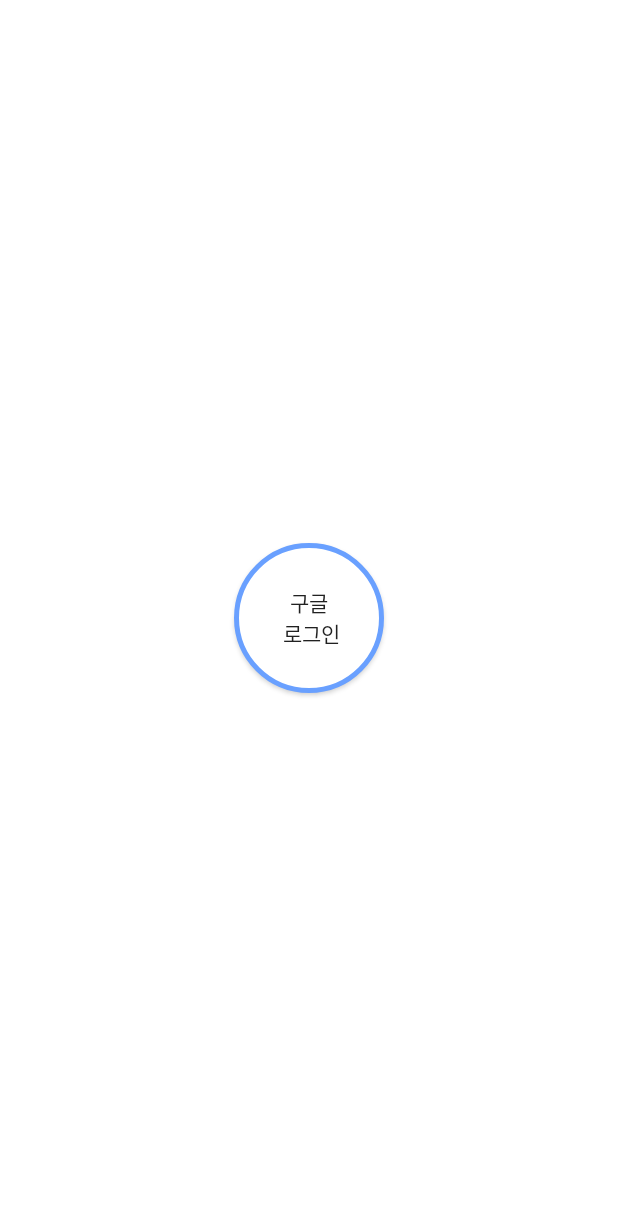
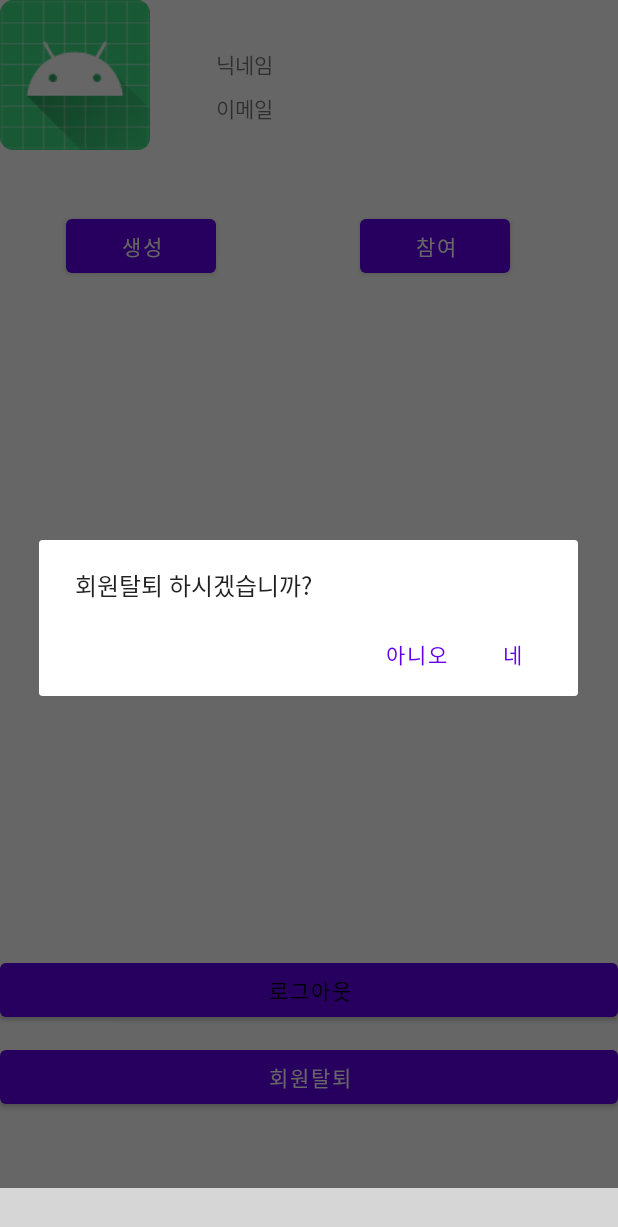
Before and after one commit to kookmin-sw/capstone-2021-36, an Android app: the fragment NotificationsFragment placed in its activity, after a tap on "회원탈퇴", on a phone screen of 412 x 824 dp. Shown: the top 1227 px of the screen. Run offline under Robolectric (Android 15) with nearby library versions, the phone set to English and light mode, and no system bars; our stand-ins replace Firebase (no records; nobody signed in at launch, a user with empty details on screens opened directly), navigation-ui; libraries missing offline, so code that uses them is left out: com.etebarian.meowbottomnavigation; plain views replace MeowBottomNavigation; pictures from the network do not load; 7 statements that could not run were skipped; grey boxes are pictures that could not be loaded.

Commit message:
RevokeDialog

```diff
--- a/capstone_36team/app/src/main/java/com/example/capstone_36team/ui/notifications/NotificationsFragment.java
+++ b/capstone_36team/app/src/main/java/com/example/capstone_36team/ui/notifications/NotificationsFragment.java
@@ -16,6 +16,7 @@
 
 import androidx.annotation.NonNull;
 import androidx.annotation.Nullable;
+import androidx.fragment.app.DialogFragment;
 import androidx.fragment.app.Fragment;
 import androidx.lifecycle.Observer;
 import androidx.lifecycle.ViewModelProvider;
@@ -24,6 +25,7 @@
 import com.example.capstone_36team.LoginActivity;
 import com.example.capstone_36team.R;
 import com.example.capstone_36team.RoomActivity;
+import com.example.capstone_36team.ui.home.dialogfragment;
 import com.google.android.gms.auth.api.signin.GoogleSignIn;
 import com.google.android.gms.auth.api.signin.GoogleSignInAccount;
 import com.google.android.gms.tasks.OnCompleteListener;
@@ -52,9 +54,6 @@
     private String uid = "testuid";
     DatabaseReference mDatabase= FirebaseDatabase.getInstance().getReference();
     DatabaseReference conditionRef = mDatabase.child("UserDB").child(uid);
-    DatabaseReference mDatabase2= FirebaseDatabase.getInstance().getReference(); // 22
-    DatabaseReference userID = mDatabase2.child("UserDB");
-    public FirebaseAuth mAuth;
 
     public View onCreateView(@NonNull LayoutInflater inflater,
                              ViewGroup container, Bundle savedInstanceState) {
@@ -100,9 +99,7 @@
         revoke.setOnClickListener(new View.OnClickListener() {
             @Override
             public void onClick(View view) {
-                deleteUser();
-                Intent intent = new Intent(getActivity().getApplicationContext(), LoginActivity.class);
-                startActivity(intent);
+                openRevokeFrag();
             }
         });
 
@@ -148,17 +145,12 @@
         });
     }
 
-    public void deleteUser() {
-        FirebaseUser user = FirebaseAuth.getInstance().getCurrentUser();
-        user.delete()
-                .addOnCompleteListener(new OnCompleteListener<Void>() {
-                    @Override
-                    public void onComplete(@NonNull Task<Void> task) {
-                        if (task.isSuccessful()) {
-                            String cu = mAuth.getUid();
-                            userID.child(cu).removeValue();
-                        }
-                    }
-                });
+    private void openRevokeFrag() { //dialog 관련 함수
+
+        RevokeFragment rvk = new RevokeFragment();
+        rvk.setTargetFragment(this, 0);
+        rvk.show(getFragmentManager(), "revoke");
+
     }
+
 }
--- /dev/null
+++ b/capstone_36team/app/src/main/java/com/example/capstone_36team/ui/notifications/RevokeFragment.java
@@ -0,0 +1,65 @@
+package com.example.capstone_36team.ui.notifications;
+
+import android.app.AlertDialog;
+import android.app.Dialog;
+import android.content.DialogInterface;
+import android.content.Intent;
+import android.os.Bundle;
+import android.view.LayoutInflater;
+import android.view.View;
+import android.widget.EditText;
+
+import androidx.annotation.NonNull;
+import androidx.fragment.app.DialogFragment;
+
+import com.example.capstone_36team.LoginActivity;
+import com.example.capstone_36team.R;
+import com.google.android.gms.tasks.OnCompleteListener;
+import com.google.android.gms.tasks.Task;
+import com.google.firebase.auth.FirebaseAuth;
+import com.google.firebase.auth.FirebaseUser;
+import com.google.firebase.database.DatabaseReference;
+import com.google.firebase.database.FirebaseDatabase;
+
+
+public class RevokeFragment extends DialogFragment {
+
+    public FirebaseAuth mAuth;
+    DatabaseReference mDatabase= FirebaseDatabase.getInstance().getReference(); // 22
+    DatabaseReference userID = mDatabase.child("UserDB");
+
+    @Override
+    public Dialog onCreateDialog(Bundle savedInstanceState) {
+        // Use the Builder class for convenient dialog construction
+        AlertDialog.Builder builder = new AlertDialog.Builder(getActivity());
+        builder.setMessage("회원탈퇴 하시겠습니까?")
+                .setPositiveButton("네", new DialogInterface.OnClickListener() {
+                    public void onClick(DialogInterface dialog, int id) {
+                        Intent intent = new Intent(getActivity().getApplicationContext(), LoginActivity.class);
+                        startActivity(intent);
+                        deleteUser();
+                    }
+                })
+                .setNegativeButton("아니오", new DialogInterface.OnClickListener() {
+                    public void onClick(DialogInterface dialog, int id) {
+                        // User cancelled the dialog
+                    }
+                });
+        // Create the AlertDialog object and return it
+        return builder.create();
+    }
+
+    public void deleteUser() {
+        FirebaseUser user = FirebaseAuth.getInstance().getCurrentUser();
+        user.delete()
+                .addOnCompleteListener(new OnCompleteListener<Void>() {
+                    @Override
+                    public void onComplete(@NonNull Task<Void> task) {
+                        if (task.isSuccessful()) {
+                            String cu = mAuth.getUid();
+                            userID.child(cu).removeValue();
+                        }
+                    }
+                });
+    }
+}
--- a/capstone_36team/app/src/main/res/values/strings.xml
+++ b/capstone_36team/app/src/main/res/values/strings.xml
@@ -12,4 +12,6 @@
     <string name="invalid_username">Not a valid username</string>
     <string name="invalid_password">Password must be >5 characters</string>
     <string name="login_failed">"Login failed"</string>
+    <!-- TODO: Remove or change this placeholder text -->
+    <string name="hello_blank_fragment">Hello blank fragment</string>
 </resources>
```
Also changed, not shown: capstone_36team/app/src/main/res/layout/revoke_layout.xml (added, +31 -0 lines).
